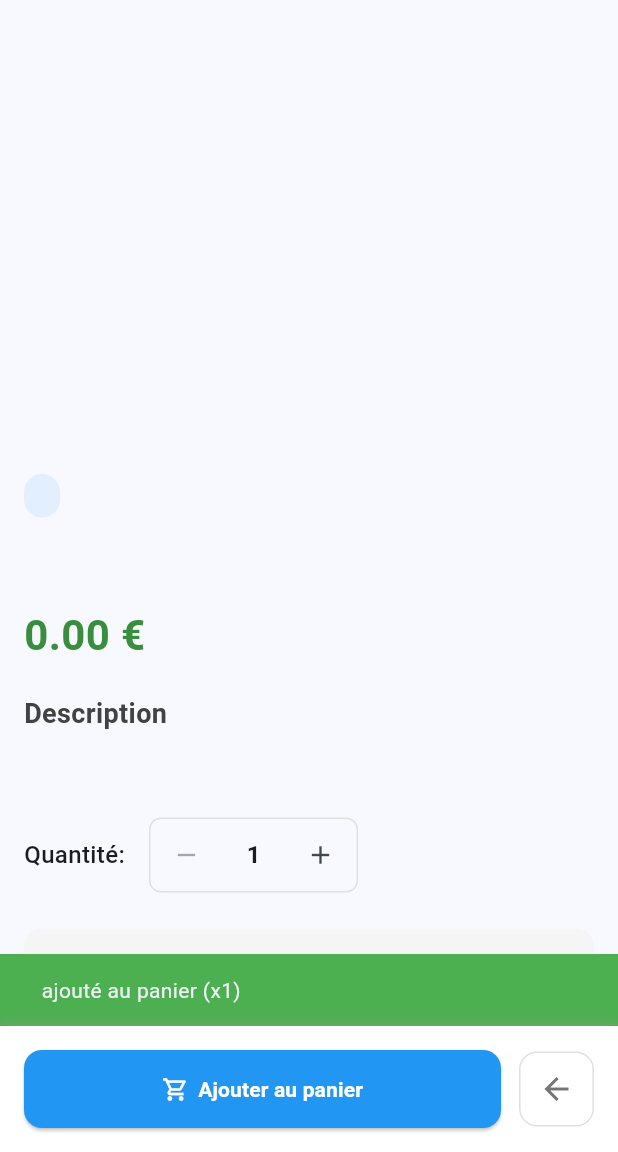
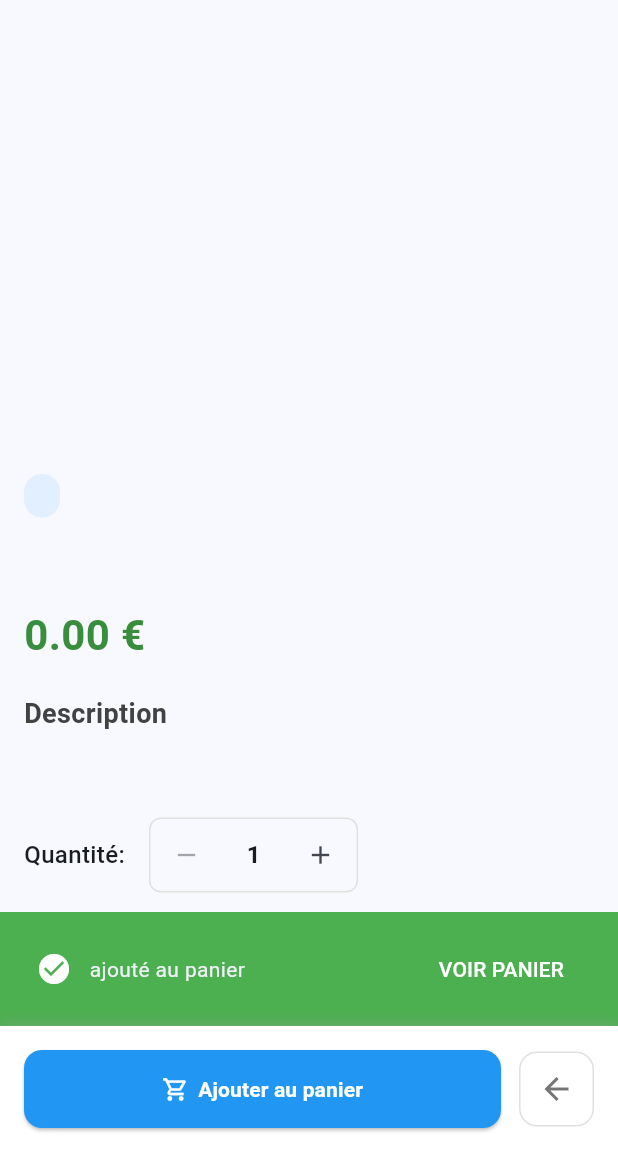
Before and after one commit to massDigit/exotik-flutter-ecommerce, a Flutter app: the ProductDetailPage screen opened directly with empty values, after a tap on "Ajouter au panier", on a phone screen of 412 x 824 dp, the part 84-1236 px from its top. Run offline on Flutter 3.47's test engine with Material 3 defaults, Android fonts, the phone set to English and light mode, and no system bars; our stand-ins replace firebase_auth, firebase_core; accounts and stored records are empty; network calls fail.

Commit message:
add to cart from product detail

```diff
--- a/lib/pages/product_detail_page.dart
+++ b/lib/pages/product_detail_page.dart
@@ -1,7 +1,8 @@
 import 'package:flutter/material.dart';
+import 'package:flutter_ecommerce/controllers/cart_controller.dart';
+import 'package:flutter_ecommerce/pages/cart_page.dart';
 import 'package:flutter_ecommerce/widgets/drawer.dart';
 import 'package:firebase_auth/firebase_auth.dart';
-import 'package:flutter_ecommerce/guard.dart';
 import 'package:flutter_ecommerce/model/product_model.dart';
 
 class ProductDetailPage extends StatefulWidget {
@@ -16,7 +17,101 @@ class ProductDetailPage extends StatefulWidget {
 class _ProductDetailPageState extends State<ProductDetailPage> {
   int selectedImageIndex = 0;
   int quantity = 1;
+  late final CartController _cartController; // Ajout du CartController
 
+  @override
+  void initState() {
+    super.initState();
+    _initializeControllers();
+    _initializeCart();
+  }
+
+  @override
+  void dispose() {
+    _cartController.dispose(); // Dispose du CartController
+    super.dispose();
+  }
+
+  void _initializeControllers() {
+    _cartController = CartController(); // Initialisation du CartController
+    // Écouter les changements du panier
+    _cartController.addListener(() {
+      if (mounted) {
+        setState(() {});
+      }
+    });
+  }
+  void _initializeCart() {
+    final user = FirebaseAuth.instance.currentUser;
+    if (user != null) {
+      WidgetsBinding.instance.addPostFrameCallback((_) {
+
+        _cartController.createCart(user.uid);
+        // if (!widget.cartController.hasCart) {
+        //   widget.cartController.createCart(user.uid);
+        // } else {
+        //   widget.cartController.refreshCart();
+        // }
+
+        //test reffacto
+      });
+    }
+  }
+
+  void _navigateToCart() {
+    Navigator.push(
+      context,
+      MaterialPageRoute(
+        builder: (context) => CartPage(cartController: _cartController), // Passer le controller
+      ),
+    );
+  }
+
+
+  void _addToCart(ProductModel product) {
+    final user = FirebaseAuth.instance.currentUser;
+    if (user == null) {
+      ScaffoldMessenger.of(context).showSnackBar(
+        SnackBar(
+          content: Text('Vous devez être connecté pour ajouter au panier'),
+          backgroundColor: Colors.red,
+        ),
+      );
+      return;
+    }
+
+    _cartController.addOrIncrementProduct(product.id, quantity: quantity).then((_) {
+      ScaffoldMessenger.of(context).showSnackBar(
+        SnackBar(
+          content: Row(
+            children: [
+              Icon(Icons.check_circle, color: Colors.white),
+              SizedBox(width: 8),
+              Expanded(
+                child: Text('${product.title} ajouté au panier'),
+              ),
+              TextButton(
+                onPressed: _navigateToCart,
+                child: Text(
+                  'VOIR PANIER',
+                  style: TextStyle(color: Colors.white),
+                ),
+              ),
+            ],
+          ),
+          backgroundColor: Colors.green,
+          duration: Duration(seconds: 3),
+        ),
+      );
+    }).catchError((error) {
+      ScaffoldMessenger.of(context).showSnackBar(
+        SnackBar(
+          content: Text('Erreur: $error'),
+          backgroundColor: Colors.red,
+        ),
+      );
+    });
+  }
   @override
   Widget build(BuildContext context) {
     final user = FirebaseAuth.instance.currentUser;
@@ -303,15 +398,7 @@ class _ProductDetailPageState extends State<ProductDetailPage> {
             Expanded(
               flex: 2,
               child: ElevatedButton(
-                onPressed: () {
-                  // Ajouter au panier
-                  ScaffoldMessenger.of(context).showSnackBar(
-                    SnackBar(
-                      content: Text('${widget.product.title} ajouté au panier (x$quantity)'),
-                      backgroundColor: Colors.green,
-                    ),
-                  );
-                },
+                onPressed: () => _addToCart(widget.product),
                 style: ElevatedButton.styleFrom(
                   backgroundColor: Colors.blue,
                   foregroundColor: Colors.white,
```
